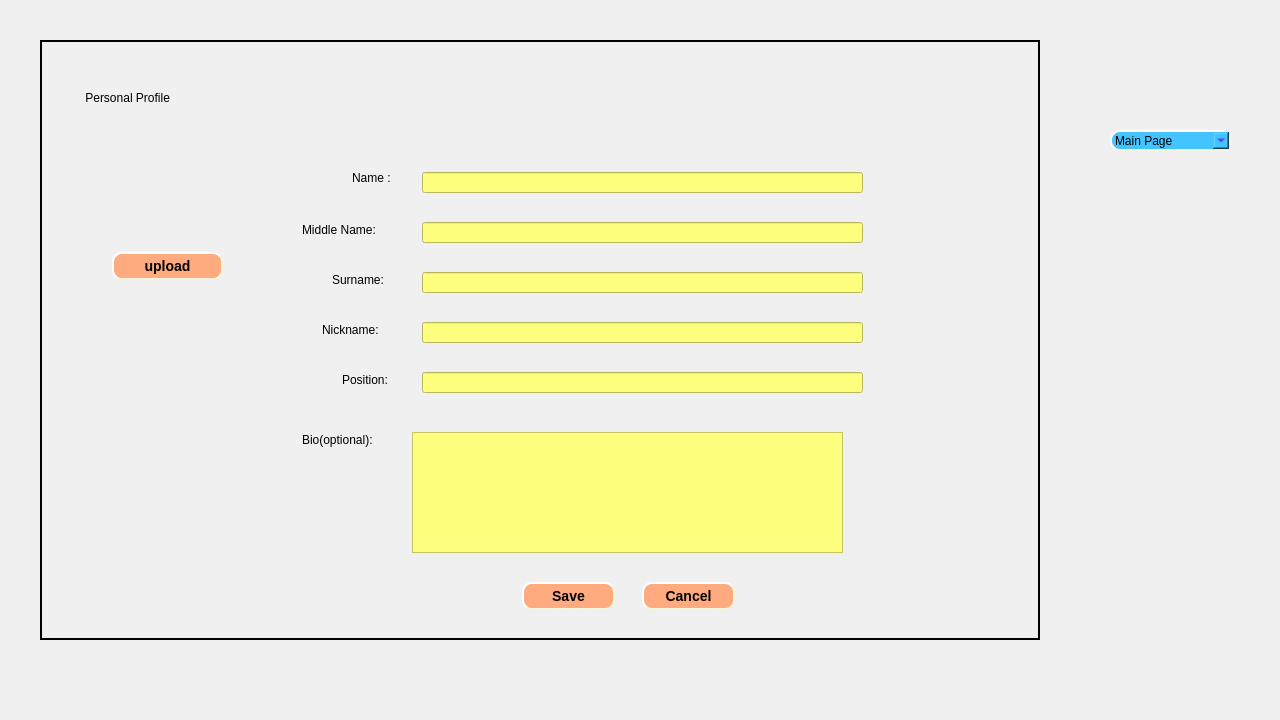
The window that mainForm.ui (punparin/MBM) describes before a commit, drawn with Qt 5.
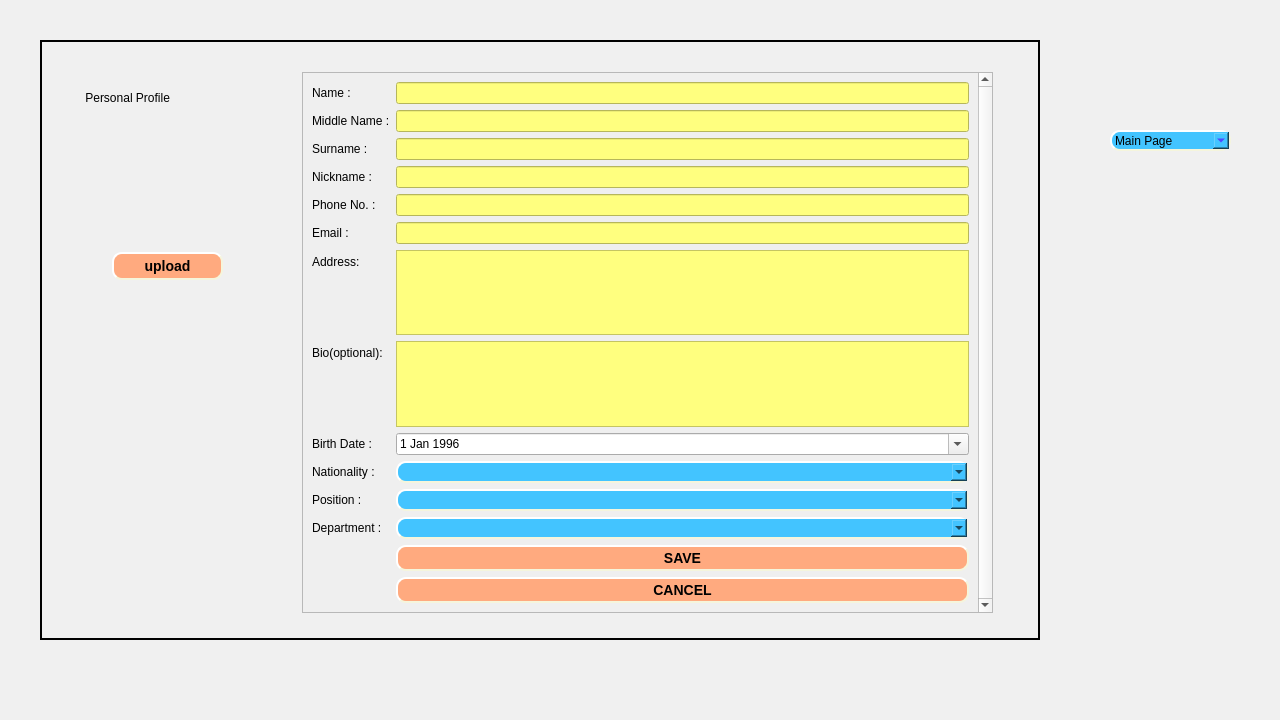
The same window after the commit. The open tabs and pages were chosen to show the change. Icons and pictures are not drawn.

Diff of the .ui file:
```diff
--- a/mainForm.ui
+++ b/mainForm.ui
@@ -1107,190 +1107,258 @@
       <string>upload</string>
      </property>
     </widget>
-    <widget class="QLabel" name="label_5">
+    <widget class="QScrollArea" name="scrollArea">
      <property name="geometry">
       <rect>
-       <x>310</x>
-       <y>120</y>
-       <width>91</width>
-       <height>31</height>
-      </rect>
-     </property>
-     <property name="text">
-      <string>Name : </string>
-     </property>
-    </widget>
-    <widget class="QLabel" name="label_6">
-     <property name="geometry">
-      <rect>
        <x>260</x>
-       <y>180</y>
-       <width>111</width>
-       <height>16</height>
+       <y>30</y>
+       <width>691</width>
+       <height>541</height>
       </rect>
      </property>
-     <property name="text">
-      <string>Middle Name:</string>
+     <property name="verticalScrollBarPolicy">
+      <enum>Qt::ScrollBarAlwaysOn</enum>
      </property>
-    </widget>
-    <widget class="QLabel" name="label_7">
-     <property name="geometry">
-      <rect>
-       <x>290</x>
-       <y>230</y>
-       <width>91</width>
-       <height>16</height>
-      </rect>
-     </property>
-     <property name="text">
-      <string>Surname:</string>
-     </property>
-    </widget>
-    <widget class="QLabel" name="label_9">
-     <property name="geometry">
-      <rect>
-       <x>280</x>
-       <y>280</y>
-       <width>91</width>
-       <height>16</height>
-      </rect>
-     </property>
-     <property name="text">
-      <string>Nickname:</string>
-     </property>
-    </widget>
-    <widget class="QLabel" name="label_10">
-     <property name="geometry">
-      <rect>
-       <x>300</x>
-       <y>330</y>
-       <width>91</width>
-       <height>16</height>
-      </rect>
-     </property>
-     <property name="text">
-      <string>Position:</string>
-     </property>
-    </widget>
-    <widget class="QLabel" name="label_11">
-     <property name="geometry">
-      <rect>
-       <x>260</x>
-       <y>390</y>
-       <width>121</width>
-       <height>16</height>
-      </rect>
-     </property>
-     <property name="text">
-      <string>Bio(optional):</string>
-     </property>
-    </widget>
-    <widget class="QPushButton" name="save_button">
-     <property name="geometry">
-      <rect>
-       <x>480</x>
-       <y>540</y>
-       <width>93</width>
-       <height>28</height>
-      </rect>
-     </property>
-     <property name="text">
-      <string>Save</string>
-     </property>
-    </widget>
-    <widget class="QPushButton" name="cancel_button">
-     <property name="geometry">
-      <rect>
-       <x>600</x>
-       <y>540</y>
-       <width>93</width>
-       <height>28</height>
-      </rect>
-     </property>
-     <property name="text">
-      <string>Cancel</string>
-     </property>
-    </widget>
-    <widget class="QLineEdit" name="name_lineEdit">
-     <property name="geometry">
-      <rect>
-       <x>380</x>
-       <y>130</y>
-       <width>441</width>
-       <height>21</height>
-      </rect>
-     </property>
-     <property name="mouseTracking">
-      <bool>false</bool>
-     </property>
-     <property name="autoFillBackground">
-      <bool>false</bool>
-     </property>
-     <property name="frame">
+     <property name="widgetResizable">
       <bool>true</bool>
      </property>
-    </widget>
-    <widget class="QTextEdit" name="bio_textEdit">
-     <property name="geometry">
-      <rect>
-       <x>370</x>
-       <y>390</y>
-       <width>431</width>
-       <height>121</height>
-      </rect>
-     </property>
-    </widget>
-    <widget class="QLineEdit" name="middlename_lineEdit">
-     <property name="geometry">
-      <rect>
-       <x>380</x>
-       <y>180</y>
-       <width>441</width>
-       <height>21</height>
-      </rect>
-     </property>
-     <property name="mouseTracking">
-      <bool>false</bool>
-     </property>
-    </widget>
-    <widget class="QLineEdit" name="surname_lineEdit">
-     <property name="geometry">
-      <rect>
-       <x>380</x>
-       <y>230</y>
-       <width>441</width>
-       <height>21</height>
-      </rect>
-     </property>
-     <property name="mouseTracking">
-      <bool>false</bool>
-     </property>
-    </widget>
-    <widget class="QLineEdit" name="nickname_lineEdit">
-     <property name="geometry">
-      <rect>
-       <x>380</x>
-       <y>280</y>
-       <width>441</width>
-       <height>21</height>
-      </rect>
-     </property>
-     <property name="mouseTracking">
-      <bool>false</bool>
-     </property>
-    </widget>
-    <widget class="QLineEdit" name="position_lineEdit">
-     <property name="geometry">
-      <rect>
-       <x>380</x>
-       <y>330</y>
-       <width>441</width>
-       <height>21</height>
-      </rect>
-     </property>
-     <property name="mouseTracking">
-      <bool>false</bool>
-     </property>
+     <widget class="QWidget" name="scrollAreaWidgetContents">
+      <property name="geometry">
+       <rect>
+        <x>0</x>
+        <y>-86</y>
+        <width>668</width>
+        <height>625</height>
+       </rect>
+      </property>
+      <layout class="QFormLayout" name="formLayout">
+       <property name="fieldGrowthPolicy">
+        <enum>QFormLayout::AllNonFixedFieldsGrow</enum>
+       </property>
+       <item row="0" column="0">
+        <widget class="QLabel" name="label_5">
+         <property name="text">
+          <string>Name : </string>
+         </property>
+        </widget>
+       </item>
+       <item row="0" column="1">
+        <widget class="QLineEdit" name="name_lineEdit">
+         <property name="mouseTracking">
+          <bool>false</bool>
+         </property>
+         <property name="autoFillBackground">
+          <bool>false</bool>
+         </property>
+         <property name="text">
+          <string/>
+         </property>
+         <property name="frame">
+          <bool>true</bool>
+         </property>
+         <property name="placeholderText">
+          <string/>
+         </property>
+        </widget>
+       </item>
+       <item row="1" column="0">
+        <widget class="QLabel" name="label_6">
+         <property name="text">
+          <string>Middle Name :</string>
+         </property>
+        </widget>
+       </item>
+       <item row="1" column="1">
+        <widget class="QLineEdit" name="middlename_lineEdit">
+         <property name="mouseTracking">
+          <bool>false</bool>
+         </property>
+        </widget>
+       </item>
+       <item row="2" column="0">
+        <widget class="QLabel" name="label_7">
+         <property name="text">
+          <string>Surname :</string>
+         </property>
+        </widget>
+       </item>
+       <item row="2" column="1">
+        <widget class="QLineEdit" name="surname_lineEdit">
+         <property name="mouseTracking">
+          <bool>false</bool>
+         </property>
+        </widget>
+       </item>
+       <item row="3" column="0">
+        <widget class="QLabel" name="label_9">
+         <property name="text">
+          <string>Nickname :</string>
+         </property>
+        </widget>
+       </item>
+       <item row="3" column="1">
+        <widget class="QLineEdit" name="nickname_lineEdit">
+         <property name="mouseTracking">
+          <bool>false</bool>
+         </property>
+        </widget>
+       </item>
+       <item row="4" column="0">
+        <widget class="QLabel" name="label_10">
+         <property name="text">
+          <string>Phone No. :</string>
+         </property>
+        </widget>
+       </item>
+       <item row="4" column="1">
+        <widget class="QLineEdit" name="phone_lineEdit">
+         <property name="mouseTracking">
+          <bool>false</bool>
+         </property>
+        </widget>
+       </item>
+       <item row="5" column="0">
+        <widget class="QLabel" name="label_17">
+         <property name="text">
+          <string>Email :</string>
+         </property>
+        </widget>
+       </item>
+       <item row="5" column="1">
+        <widget class="QLineEdit" name="email_lineEdit">
+         <property name="mouseTracking">
+          <bool>false</bool>
+         </property>
+        </widget>
+       </item>
+       <item row="6" column="0">
+        <widget class="QLabel" name="label_11">
+         <property name="text">
+          <string>Address:</string>
+         </property>
+        </widget>
+       </item>
+       <item row="6" column="1">
+        <widget class="QTextEdit" name="address_textEdit"/>
+       </item>
+       <item row="7" column="0">
+        <widget class="QLabel" name="label_12">
+         <property name="text">
+          <string>Bio(optional):</string>
+         </property>
+        </widget>
+       </item>
+       <item row="7" column="1">
+        <widget class="QTextEdit" name="bio_textEdit"/>
+       </item>
+       <item row="8" column="0">
+        <widget class="QLabel" name="label_13">
+         <property name="text">
+          <string>Birth Date :</string>
+         </property>
+        </widget>
+       </item>
+       <item row="8" column="1">
+        <widget class="QDateEdit" name="dateEdit">
+         <property name="locale">
+          <locale language="English" country="UnitedStates"/>
+         </property>
+         <property name="date">
+          <date>
+           <year>1996</year>
+           <month>1</month>
+           <day>1</day>
+          </date>
+         </property>
+         <property name="calendarPopup">
+          <bool>true</bool>
+         </property>
+        </widget>
+       </item>
+       <item row="9" column="0">
+        <widget class="QLabel" name="label_16">
+         <property name="text">
+          <string>Nationality :</string>
+         </property>
+        </widget>
+       </item>
+       <item row="9" column="1">
+        <widget class="QComboBox" name="nation_box"/>
+       </item>
+       <item row="10" column="0">
+        <widget class="QLabel" name="label_14">
+         <property name="text">
+          <string>Position :</string>
+         </property>
+        </widget>
+       </item>
+       <item row="10" column="1">
+        <widget class="QComboBox" name="position_box"/>
+       </item>
+       <item row="11" column="0">
+        <widget class="QLabel" name="label_15">
+         <property name="text">
+          <string>Department :</string>
+         </property>
+        </widget>
+       </item>
+       <item row="11" column="1">
+        <widget class="QComboBox" name="department_box"/>
+       </item>
+       <item row="13" column="1">
+        <widget class="QPushButton" name="cancel_button">
+         <property name="text">
+          <string>CANCEL</string>
+         </property>
+        </widget>
+       </item>
+       <item row="12" column="1">
+        <widget class="QPushButton" name="save_button">
+         <property name="text">
+          <string>SAVE</string>
+         </property>
+        </widget>
+       </item>
+      </layout>
+      <zorder>name_lineEdit</zorder>
+      <zorder>phone_lineEdit</zorder>
+      <zorder>label_9</zorder>
+      <zorder>surname_lineEdit</zorder>
+      <zorder>label_11</zorder>
+      <zorder>nickname_lineEdit</zorder>
+      <zorder>middlename_lineEdit</zorder>
+      <zorder>label_6</zorder>
+      <zorder>label_5</zorder>
+      <zorder>label_10</zorder>
+      <zorder>label_7</zorder>
+      <zorder>address_textEdit</zorder>
+      <zorder>label_5</zorder>
+      <zorder>phone_lineEdit</zorder>
+      <zorder>label_9</zorder>
+      <zorder>surname_lineEdit</zorder>
+      <zorder>name_lineEdit</zorder>
+      <zorder>label_11</zorder>
+      <zorder>nickname_lineEdit</zorder>
+      <zorder>middlename_lineEdit</zorder>
+      <zorder>label_6</zorder>
+      <zorder>label_10</zorder>
+      <zorder>label_7</zorder>
+      <zorder>address_textEdit</zorder>
+      <zorder>bio_textEdit</zorder>
+      <zorder>label_12</zorder>
+      <zorder>dateEdit</zorder>
+      <zorder>label_13</zorder>
+      <zorder>position_box</zorder>
+      <zorder>department_box</zorder>
+      <zorder>label_14</zorder>
+      <zorder>label_15</zorder>
+      <zorder>label_16</zorder>
+      <zorder>nation_box</zorder>
+      <zorder>label_17</zorder>
+      <zorder>email_lineEdit</zorder>
+      <zorder>cancel_button</zorder>
+      <zorder>save_button</zorder>
+     </widget>
     </widget>
    </widget>
    <widget class="QWidget" name="setting">
```
Left out of the diff: 2 changed lines with no effect on the pictures.
